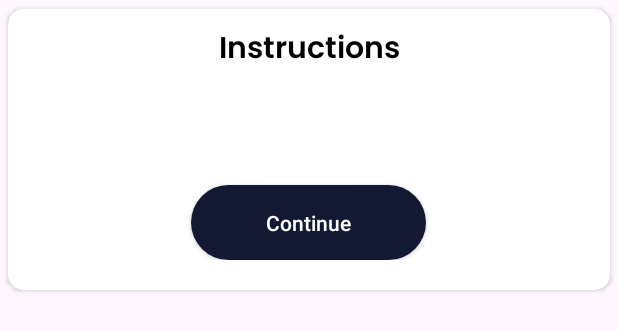
After one commit to jubayer282/Online_Quiz_Admob, an Android app: the layout instructions_dialog_layout.xml on its own in the app's theme, with its tools: preview values and no code run, on a phone screen of 412 x 824 dp. The commit adds this screen. Shown: the top 331 px of the screen. Run offline under Robolectric (Android 15) with nearby library versions, the phone set to English and light mode, and no system bars.

Commit message:
Updating code

```diff
--- a/app/build.gradle
+++ b/app/build.gradle
@@ -34,9 +34,10 @@ dependencies {
     implementation 'androidx.appcompat:appcompat:1.6.1'
     implementation 'com.google.android.material:material:1.8.0'
     implementation 'androidx.constraintlayout:constraintlayout:2.1.4'
-    implementation 'com.google.firebase:firebase-database:20.2.0'
-    implementation 'com.google.firebase:firebase-storage:20.1.0'
+    implementation 'com.google.firebase:firebase-database:20.2.1'
+    implementation 'com.google.firebase:firebase-storage:20.2.0'
     implementation 'com.google.firebase:firebase-firestore-ktx:24.6.0'
+    implementation 'com.google.firebase:firebase-firestore:24.6.0'
     testImplementation 'junit:junit:4.13.2'
     androidTestImplementation 'androidx.test.ext:junit:1.1.5'
     androidTestImplementation 'androidx.test.espresso:espresso-core:3.5.1'
--- /dev/null
+++ b/app/src/main/res/drawable/round_back_primary_100.xml
@@ -0,0 +1,7 @@
+<?xml version="1.0" encoding="utf-8"?>
+<shape xmlns:android="http://schemas.android.com/apk/res/android"
+    android:shape="rectangle">
+    <solid android:color="@color/primary"/>
+    <corners android:radius="100dp"/>
+
+</shape>
--- a/app/src/main/res/layout/activity_start.xml
+++ b/app/src/main/res/layout/activity_start.xml
@@ -45,7 +45,7 @@
         android:layout_marginEnd="60dp"
         android:fontFamily="@font/poppins_semibold"
         android:background="@drawable/round_back_secondary_100"
-        android:text="Start Quize"
+        android:text="Start Quiz"
         android:textAllCaps="false"
         android:textColor="#FFFFFF" />
 
--- /dev/null
+++ b/app/src/main/res/layout/instructions_dialog_layout.xml
@@ -0,0 +1,53 @@
+<?xml version="1.0" encoding="utf-8"?>
+<RelativeLayout xmlns:android="http://schemas.android.com/apk/res/android"
+    android:layout_width="match_parent"
+    android:layout_height="match_parent"
+    xmlns:app="http://schemas.android.com/apk/res-auto">
+
+    <androidx.cardview.widget.CardView
+        android:layout_width="match_parent"
+        android:layout_height="wrap_content"
+        app:cardUseCompatPadding="true"
+        app:cardCornerRadius="10dp">
+
+        <LinearLayout
+            android:layout_width="match_parent"
+            android:layout_height="wrap_content"
+            android:orientation="vertical"
+            android:paddingBottom="20dp">
+
+            <TextView
+                android:gravity="center"
+                android:layout_width="match_parent"
+                android:layout_height="55dp"
+                android:text="Instructions"
+                android:textColor="#000000"
+                android:textSize="20sp"
+                android:fontFamily="@font/poppins_semibold"/>
+
+            <TextView
+                android:layout_width="match_parent"
+                android:layout_height="wrap_content"
+                android:layout_marginStart="20dp"
+                android:layout_marginEnd="20dp"
+                android:textSize="16sp"
+                android:id="@+id/instructionsTV"/>
+
+            <androidx.appcompat.widget.AppCompatButton
+                android:id="@+id/continueBtn"
+                android:layout_width="wrap_content"
+                android:layout_height="50dp"
+                android:paddingStart="50dp"
+                android:paddingEnd="50dp"
+                android:textAllCaps="false"
+                android:text="Continue"
+                android:textColor="#FFFFFF"
+                android:layout_marginTop="40dp"
+                android:background="@drawable/round_back_primary_100"
+                android:layout_gravity="center"/>
+
+        </LinearLayout>
+
+    </androidx.cardview.widget.CardView>
+
+</RelativeLayout>
--- a/gradle.properties
+++ b/gradle.properties
@@ -15,6 +15,7 @@ org.gradle.jvmargs=-Xmx2048m -Dfile.encoding=UTF-8
 # Android operating system, and which are packaged with your app's APK
 # https://developer.android.com/topic/libraries/support-library/androidx-rn
 android.useAndroidX=true
+android.enableJetifier=true
 # Enables namespacing of each library's R class so that its R class includes only the
 # resources declared in the library itself and none from the library's dependencies,
 # thereby reducing the size of the R class for that library
--- a/settings.gradle
+++ b/settings.gradle
@@ -3,6 +3,8 @@ pluginManagement {
         google()
         mavenCentral()
         gradlePluginPortal()
+        jcenter()
+        maven { url "https://jitpack.io" }
     }
 }
 dependencyResolutionManagement {
@@ -10,6 +12,8 @@ dependencyResolutionManagement {
     repositories {
         google()
         mavenCentral()
+        jcenter()
+        maven { url "https://jitpack.io" }
     }
 }
 rootProject.name = "onlinequizeadmob"
```
Also changed, not shown: app/src/main/java/com/jubayer/onlinequizeadmob/InstructionsDialog.java (added, +48 -0 lines), app/src/main/java/com/jubayer/onlinequizeadmob/MainActivity.java (+52 -2 lines), app/src/main/java/com/jubayer/onlinequizeadmob/QuestionsList.java (added, +49 -0 lines).
